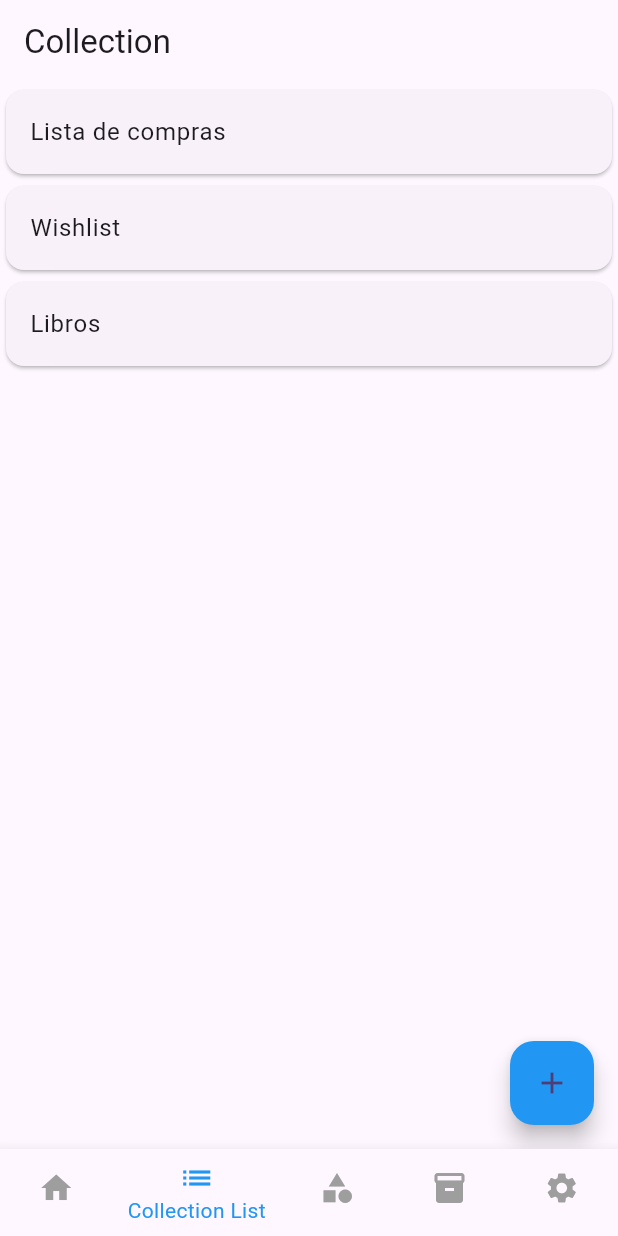
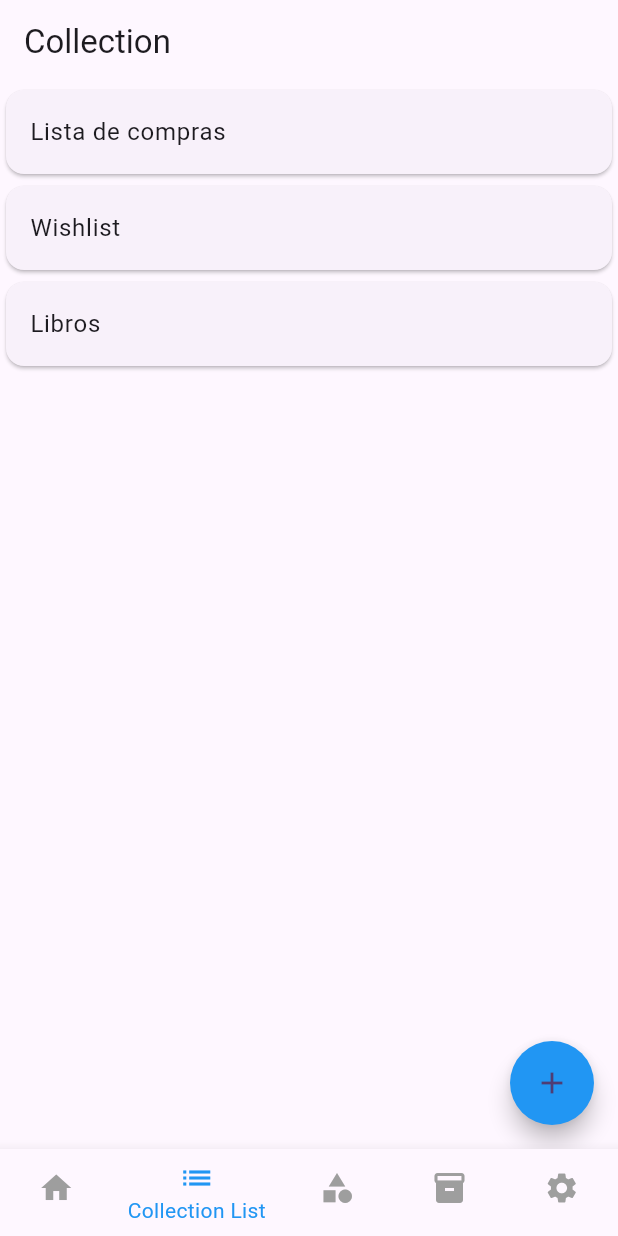
Before and after one commit to mvpur/tracknshop, a Flutter app: the CollectionScreen screen opened by its route, on a phone screen of 412 x 824 dp. Run offline on Flutter 3.47's test engine with Material 3 defaults, Android fonts, the phone set to English and light mode, and no system bars; drawn by our look-alikes of flutter_speed_dial; our stand-ins replace go_router.

Commit message:
Adding multiple floating action

```diff
--- a/lib/core/router/app_router.dart
+++ b/lib/core/router/app_router.dart
@@ -1,11 +1,11 @@
 import 'package:go_router/go_router.dart';
 import 'package:track_shop_app/presentation/screens/collection/collection_detail_screen.dart';
+import 'package:track_shop_app/presentation/screens/collection/new_collection_screen.dart';
 import 'package:track_shop_app/presentation/screens/warehouse/new_warehouse_screen.dart';
 import 'package:track_shop_app/presentation/screens/warehouse/warehouse_detail_screen.dart';
 import 'package:track_shop_app/presentation/widgets/bottom_navbar_scaffold.dart';
 import 'package:track_shop_app/presentation/screens/warehouse/warehouse_screen.dart';
 import 'package:track_shop_app/presentation/screens/collection/collection_screen.dart';
-
 
 final GoRouter appRouter = GoRouter(
   initialLocation: '/warehouse',
@@ -31,6 +31,11 @@ final GoRouter appRouter = GoRouter(
         return CollectionDetailScreen(collectionId: collectionId!);
       },
     ),
+    GoRoute(
+      path: '/new-collection',
+      name: NewCollectionScreen.name,
+      builder: (context, state) => const NewCollectionScreen(),
+    ),
     StatefulShellRoute.indexedStack(
         builder: (context, state, navigationShell) =>
             ScaffoldWithNavBar(navigationShell: navigationShell),
--- a/lib/presentation/screens/collection/collection_screen.dart
+++ b/lib/presentation/screens/collection/collection_screen.dart
@@ -1,8 +1,10 @@
 import 'package:flutter/material.dart';
+import 'package:flutter_speed_dial/flutter_speed_dial.dart';
 import 'package:go_router/go_router.dart';
 import 'package:track_shop_app/presentation/screens/collection/collection_detail_screen.dart';
 import 'package:track_shop_app/core/data/collection_datasource.dart';
 import 'package:track_shop_app/entities/collection.dart';
+import 'package:track_shop_app/presentation/screens/collection/new_collection_screen.dart';
 import 'package:track_shop_app/presentation/widgets/items/collection_item.dart';
 
 class CollectionScreen extends StatelessWidget {
@@ -17,10 +19,26 @@ class CollectionScreen extends StatelessWidget {
       appBar: AppBar(
         title: const Text('Collection'),
       ),
-      floatingActionButton: FloatingActionButton(
-        onPressed: () => context.go('/new-collection'),
+      floatingActionButton: SpeedDial(
+        icon: Icons.add,
         backgroundColor: Colors.blue,
-        child: const Icon(Icons.add),
+        overlayColor: Colors.black,
+        overlayOpacity: 0.4,
+        children: [
+          SpeedDialChild(
+            child: const Icon(Icons.collections),
+            label: 'New Collection',
+            onTap: () => context.goNamed(NewCollectionScreen.name),
+          ),
+          SpeedDialChild(
+            child: const Icon(Icons.category),
+            label: 'Add Category',
+          ),
+          SpeedDialChild(
+            child: const Icon(Icons.inventory),
+            label: 'Add Item',
+          ),
+        ],
       ),
       body: const _CollectionsView(),
     );
--- a/pubspec.yaml
+++ b/pubspec.yaml
@@ -36,6 +36,7 @@ dependencies:
   # Use with the CupertinoIcons class for iOS style icons.
   cupertino_icons: ^1.0.8
   go_router: ^14.2.8
+  flutter_speed_dial: ^7.0.0
 
 dev_dependencies:
   flutter_test:
```
Also changed, not shown: lib/presentation/screens/collection/new_collection_screen.dart (added, +45 -0 lines), pubspec.lock.
